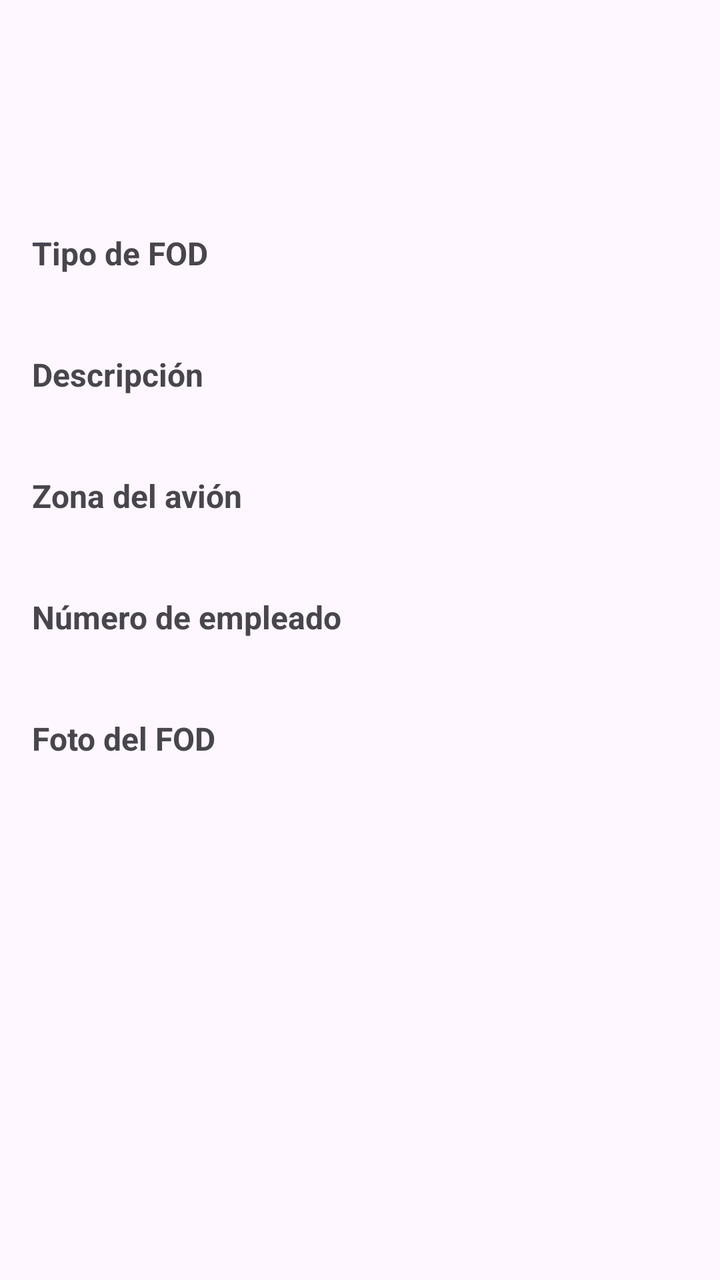
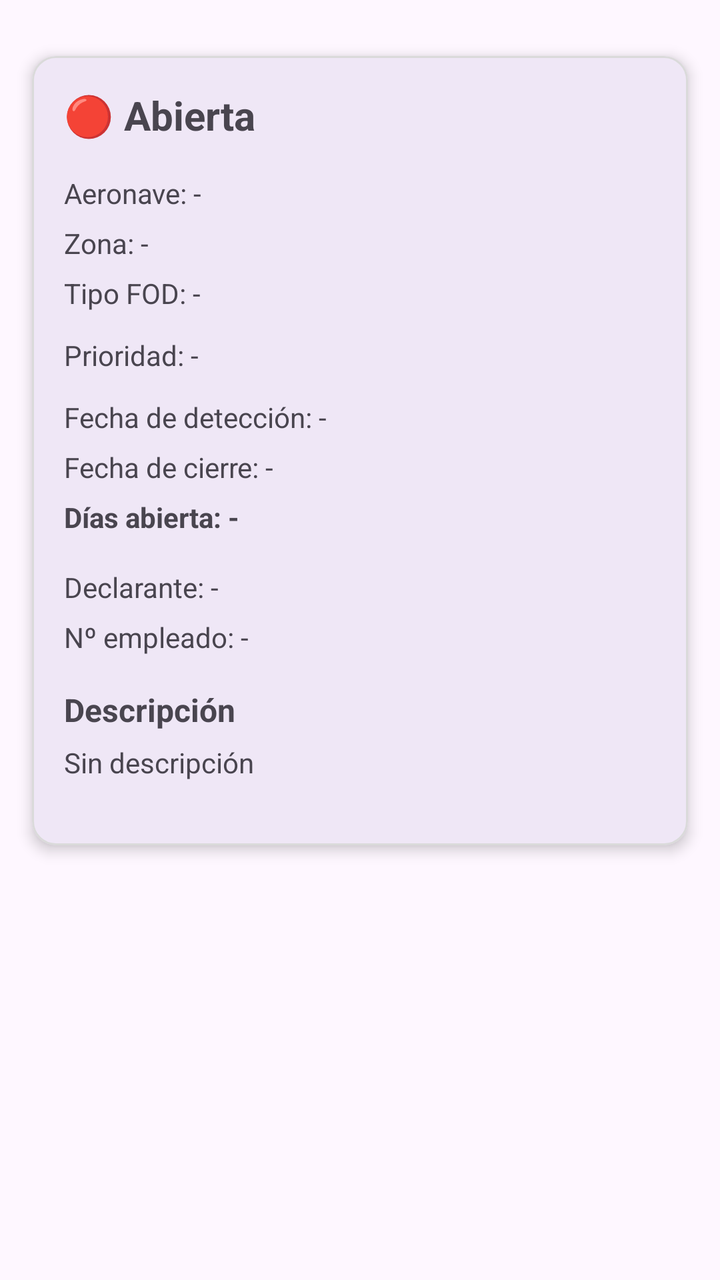

Screens rendered from an Android XML layout before and after an edit, with the pre-edit source and the edit as a unified diff.
<!-- AndroidManifest.xml: application theme Theme.FodManager -->
<!-- res/layout/activity_detalle_incidencia.xml -->
<?xml version="1.0" encoding="utf-8"?>
<ScrollView xmlns:android="http://schemas.android.com/apk/res/android"
    android:layout_width="match_parent"
    android:layout_height="match_parent"
    android:padding="16dp">

    
    <LinearLayout
        android:layout_width="match_parent"
        android:layout_height="wrap_content"
        android:orientation="vertical">

        
        <TextView
            android:id="@+id/tvDetalleIncidenciaAeronave"
            android:layout_width="wrap_content"
            android:layout_height="wrap_content"
            android:textSize="20sp"
            android:textStyle="bold"
            android:layout_marginBottom="8dp" />

        
        <TextView
            android:id="@+id/tvDetalleIncidenciaEstado"
            android:layout_width="wrap_content"
            android:layout_height="wrap_content"
            android:textSize="16sp"
            android:textStyle="bold"
            android:layout_marginBottom="8dp" />

        
        <TextView
            android:id="@+id/tvDetalleIncidenciaFecha"
            android:layout_width="wrap_content"
            android:layout_height="wrap_content"
            android:textSize="14sp"
            android:textColor="@android:color/darker_gray"
            android:layout_marginBottom="16dp" />

        
        <TextView
            android:layout_width="wrap_content"
            android:layout_height="wrap_content"
            android:text="Tipo de FOD"
            android:textStyle="bold"
            android:textSize="16sp"
            android:layout_marginBottom="4dp" />

        
        <TextView
            android:id="@+id/tvDetalleIncidenciaTipoFod"
            android:layout_width="wrap_content"
            android:layout_height="wrap_content"
            android:textSize="14sp"
            android:layout_marginBottom="16dp" />

        
        <TextView
            android:layout_width="wrap_content"
            android:layout_height="wrap_content"
            android:text="Descripción"
            android:textStyle="bold"
            android:textSize="16sp"
            android:layout_marginBottom="4dp" />

        
        <TextView
            android:id="@+id/tvDetalleIncidenciaDescripcion"
            android:layout_width="match_parent"
            android:layout_height="wrap_content"
            android:textSize="14sp"
            android:layout_marginBottom="16dp" />

        
        <TextView
            android:layout_width="wrap_content"
            android:layout_height="wrap_content"
            android:text="Zona del avión"
            android:textStyle="bold"
            android:textSize="16sp"
            android:layout_marginBottom="4dp" />

        
        <TextView
            android:id="@+id/tvDetalleIncidenciaZona"
            android:layout_width="wrap_content"
            android:layout_height="wrap_content"
            android:textSize="14sp"
            android:layout_marginBottom="16dp" />

        
        <TextView
            android:layout_width="wrap_content"
            android:layout_height="wrap_content"
            android:text="Número de empleado"
            android:textStyle="bold"
            android:textSize="16sp"
            android:layout_marginBottom="4dp" />

        
        <TextView
            android:id="@+id/tvDetalleIncidenciaEmpleado"
            android:layout_width="wrap_content"
            android:layout_height="wrap_content"
            android:textSize="14sp"
            android:layout_marginBottom="16dp" />

        
        <TextView
            android:layout_width="wrap_content"
            android:layout_height="wrap_content"
            android:text="Foto del FOD"
            android:textStyle="bold"
            android:textSize="16sp"
            android:layout_marginBottom="8dp" />

        
        <ImageView
            android:id="@+id/imgDetalleIncidencia"
            android:layout_width="match_parent"
            android:layout_height="250dp"
            android:scaleType="centerCrop"
            android:visibility="gone"
            android:layout_marginBottom="16dp" />

        
        <TextView
            android:id="@+id/tvSinFoto"
            android:layout_width="wrap_content"
            android:layout_height="wrap_content"
            android:text="Sin foto disponible"
            android:textColor="@android:color/darker_gray"
            android:visibility="gone"
            android:layout_marginBottom="16dp" />

        
        <LinearLayout
            android:id="@+id/llBotonesEstado"
            android:layout_width="match_parent"
            android:layout_height="wrap_content"
            android:orientation="horizontal"
            android:layout_marginTop="16dp"
            android:visibility="gone">

            
            <Button
                android:id="@+id/btnEnProceso"
                android:layout_width="0dp"
                android:layout_height="wrap_content"
                android:layout_weight="1"
                android:text="🟡 En proceso"
                android:layout_marginEnd="8dp"
                android:visibility="gone" />

            
            <Button
                android:id="@+id/btnCerrar"
                android:layout_width="0dp"
                android:layout_height="wrap_content"
                android:layout_weight="1"
                android:text="🟢 Cerrar" />

        </LinearLayout>

    </LinearLayout>

</ScrollView>
<!-- resources referenced by this layout -->
<resources>
  <style name="Theme.FodManager" parent="Base.Theme.FodManager" />
  <style name="Base.Theme.FodManager" parent="Theme.Material3.DayNight.NoActionBar">
          
          
      </style>
</resources>

<!-- the commit's change to res/layout/activity_detalle_incidencia.xml (unified diff, before → after) -->
@@ -1,167 +1,176 @@
 <?xml version="1.0" encoding="utf-8"?>
 <ScrollView xmlns:android="http://schemas.android.com/apk/res/android"
+    xmlns:app="http://schemas.android.com/apk/res-auto"
     android:layout_width="match_parent"
     android:layout_height="match_parent"
-    android:padding="16dp">
+    android:clipToPadding="false"
+    android:paddingStart="16dp"
+    android:paddingTop="16dp"
+    android:paddingEnd="16dp"
+    android:paddingBottom="24dp">
 
     
-    <LinearLayout
+    <com.google.android.material.card.MaterialCardView
         android:layout_width="match_parent"
         android:layout_height="wrap_content"
-        android:orientation="vertical">
+        android:layout_marginTop="12dp"
+        app:cardCornerRadius="12dp"
+        app:cardElevation="4dp"
+        app:strokeWidth="1dp"
+        app:strokeColor="#DADADA">
 
-        
-        <TextView
-            android:id="@+id/tvDetalleIncidenciaAeronave"
-            android:layout_width="wrap_content"
-            android:layout_height="wrap_content"
-            android:textSize="20sp"
-            android:textStyle="bold"
-            android:layout_marginBottom="8dp" />
-
-        
-        <TextView
-            android:id="@+id/tvDetalleIncidenciaEstado"
-            android:layout_width="wrap_content"
-            android:layout_height="wrap_content"
-            android:textSize="16sp"
-            android:textStyle="bold"
-            android:layout_marginBottom="8dp" />
-
-        
-        <TextView
-            android:id="@+id/tvDetalleIncidenciaFecha"
-            android:layout_width="wrap_content"
-            android:layout_height="wrap_content"
-            android:textSize="14sp"
-            android:textColor="@android:color/darker_gray"
-            android:layout_marginBottom="16dp" />
-
-        
-        <TextView
-            android:layout_width="wrap_content"
-            android:layout_height="wrap_content"
-            android:text="Tipo de FOD"
-            android:textStyle="bold"
-            android:textSize="16sp"
-            android:layout_marginBottom="4dp" />
-
-        
-        <TextView
-            android:id="@+id/tvDetalleIncidenciaTipoFod"
-            android:layout_width="wrap_content"
-            android:layout_height="wrap_content"
-            android:textSize="14sp"
-            android:layout_marginBottom="16dp" />
-
-        
-        <TextView
-            android:layout_width="wrap_content"
-            android:layout_height="wrap_content"
-            android:text="Descripción"
-            android:textStyle="bold"
-            android:textSize="16sp"
-            android:layout_marginBottom="4dp" />
-
-        
-        <TextView
-            android:id="@+id/tvDetalleIncidenciaDescripcion"
+        <LinearLayout
             android:layout_width="match_parent"
             android:layout_height="wrap_content"
-            android:textSize="14sp"
-            android:layout_marginBottom="16dp" />
-
-        
-        <TextView
-            android:layout_width="wrap_content"
-            android:layout_height="wrap_content"
-            android:text="Zona del avión"
-            android:textStyle="bold"
-            android:textSize="16sp"
-            android:layout_marginBottom="4dp" />
-
-        
-        <TextView
-            android:id="@+id/tvDetalleIncidenciaZona"
-            android:layout_width="wrap_content"
-            android:layout_height="wrap_content"
-            android:textSize="14sp"
-            android:layout_marginBottom="16dp" />
-
-        
-        <TextView
-            android:layout_width="wrap_content"
-            android:layout_height="wrap_content"
-            android:text="Número de empleado"
-            android:textStyle="bold"
-            android:textSize="16sp"
-            android:layout_marginBottom="4dp" />
-
-        
-        <TextView
-            android:id="@+id/tvDetalleIncidenciaEmpleado"
-            android:layout_width="wrap_content"
-            android:layout_height="wrap_content"
-            android:textSize="14sp"
-            android:layout_marginBottom="16dp" />
-
-        
-        <TextView
-            android:layout_width="wrap_content"
-            android:layout_height="wrap_content"
-            android:text="Foto del FOD"
-            android:textStyle="bold"
-            android:textSize="16sp"
-            android:layout_marginBottom="8dp" />
-
-        
-        <ImageView
-            android:id="@+id/imgDetalleIncidencia"
-            android:layout_width="match_parent"
-            android:layout_height="250dp"
-            android:scaleType="centerCrop"
-            android:visibility="gone"
-            android:layout_marginBottom="16dp" />
-
-        
-        <TextView
-            android:id="@+id/tvSinFoto"
-            android:layout_width="wrap_content"
-            android:layout_height="wrap_content"
-            android:text="Sin foto disponible"
-            android:textColor="@android:color/darker_gray"
-            android:visibility="gone"
-            android:layout_marginBottom="16dp" />
-
-        
-        <LinearLayout
-            android:id="@+id/llBotonesEstado"
-            android:layout_width="match_parent"
-            android:layout_height="wrap_content"
-            android:orientation="horizontal"
-            android:layout_marginTop="16dp"
-            android:visibility="gone">
+            android:orientation="vertical"
+            android:padding="16dp">
 
             
-            <Button
-                android:id="@+id/btnEnProceso"
-                android:layout_width="0dp"
+            <TextView
+                android:id="@+id/tvDetalleEstado"
+                android:layout_width="match_parent"
                 android:layout_height="wrap_content"
-                android:layout_weight="1"
-                android:text="🟡 En proceso"
-                android:layout_marginEnd="8dp"
-                android:visibility="gone" />
+                android:text="🔴 Abierta"
+                android:textSize="20sp"
+                android:textStyle="bold"
+                android:layout_marginBottom="16dp" />
 
             
-            <Button
-                android:id="@+id/btnCerrar"
-                android:layout_width="0dp"
+            <TextView
+                android:id="@+id/tvDetalleAeronave"
+                android:layout_width="match_parent"
                 android:layout_height="wrap_content"
-                android:layout_weight="1"
-                android:text="🟢 Cerrar" />
+                android:text="Aeronave: -"
+                android:textSize="14sp"
+                android:layout_marginBottom="6dp" />
+
+            
+            <TextView
+                android:id="@+id/tvDetalleZona"
+                android:layout_width="match_parent"
+                android:layout_height="wrap_content"
+                android:text="Zona: -"
+                android:textSize="14sp"
+                android:layout_marginBottom="6dp" />
+
+            
+            <TextView
+                android:id="@+id/tvDetalleTipoFod"
+                android:layout_width="match_parent"
+                android:layout_height="wrap_content"
+                android:text="Tipo FOD: -"
+                android:textSize="14sp"
+                android:layout_marginBottom="12dp" />
+
+            
+            <TextView
+                android:id="@+id/tvDetallePrioridad"
+                android:layout_width="match_parent"
+                android:layout_height="wrap_content"
+                android:text="Prioridad: -"
+                android:textSize="14sp"
+                android:layout_marginBottom="12dp" />
+
+            
+            <TextView
+                android:id="@+id/tvFechaDeteccion"
+                android:layout_width="match_parent"
+                android:layout_height="wrap_content"
+                android:text="Fecha de detección: -"
+                android:textSize="14sp"
+                android:layout_marginBottom="6dp" />
+
+            
+            <TextView
+                android:id="@+id/tvFechaCierre"
+                android:layout_width="match_parent"
+                android:layout_height="wrap_content"
+                android:text="Fecha de cierre: -"
+                android:textSize="14sp"
+                android:layout_marginBottom="6dp" />
+
+            
+            <TextView
+                android:id="@+id/tvDiasAbierta"
+                android:layout_width="match_parent"
+                android:layout_height="wrap_content"
+                android:text="Días abierta: -"
+                android:textSize="14sp"
+                android:textStyle="bold"
+                android:layout_marginBottom="16dp" />
+
+            
+            <TextView
+                android:id="@+id/tvDetalleDeclarante"
+                android:layout_width="match_parent"
+                android:layout_height="wrap_content"
+                android:text="Declarante: -"
+                android:textSize="14sp"
+                android:layout_marginBottom="6dp" />
+
+            
+            <TextView
+                android:id="@+id/tvDetalleNumeroEmpleado"
+                android:layout_width="match_parent"
+                android:layout_height="wrap_content"
+                android:text="Nº empleado: -"
+                android:textSize="14sp"
+                android:layout_marginBottom="16dp" />
+
+            
+            <TextView
+                android:layout_width="match_parent"
+                android:layout_height="wrap_content"
+                android:text="Descripción"
+                android:textSize="16sp"
+                android:textStyle="bold"
+                android:layout_marginBottom="6dp" />
+
+            
+            <TextView
+                android:id="@+id/tvDetalleDescripcion"
+                android:layout_width="match_parent"
+                android:layout_height="wrap_content"
+                android:text="Sin descripción"
+                android:textSize="14sp"
+                android:layout_marginBottom="16dp" />
+
+            
+            <ImageView
+                android:id="@+id/imgDetalleIncidencia"
+                android:layout_width="match_parent"
+                android:layout_height="220dp"
+                android:scaleType="centerCrop"
+                android:adjustViewBounds="true"
+                android:visibility="gone"
+                android:layout_marginBottom="16dp" />
+
+            
+            <LinearLayout
+                android:id="@+id/layoutBotonesEstado"
+                android:layout_width="match_parent"
+                android:layout_height="wrap_content"
+                android:orientation="vertical"
+                android:visibility="gone">
+
+                
+                <Button
+                    android:id="@+id/btnPasarEnProceso"
+                    android:layout_width="match_parent"
+                    android:layout_height="wrap_content"
+                    android:text="Pasar a en proceso"
+                    android:layout_marginBottom="8dp" />
+
+                
+                <Button
+                    android:id="@+id/btnCerrarIncidencia"
+                    android:layout_width="match_parent"
+                    android:layout_height="wrap_content"
+                    android:text="Cerrar incidencia" />
+            </LinearLayout>
 
         </LinearLayout>
 
-    </LinearLayout>
+    </com.google.android.material.card.MaterialCardView>
 
 </ScrollView>
